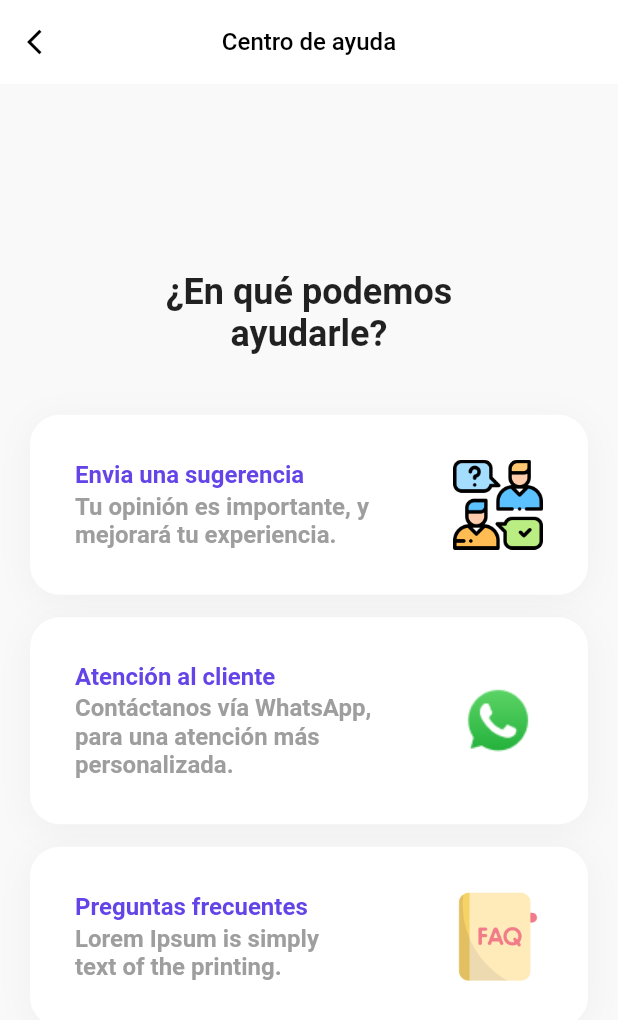
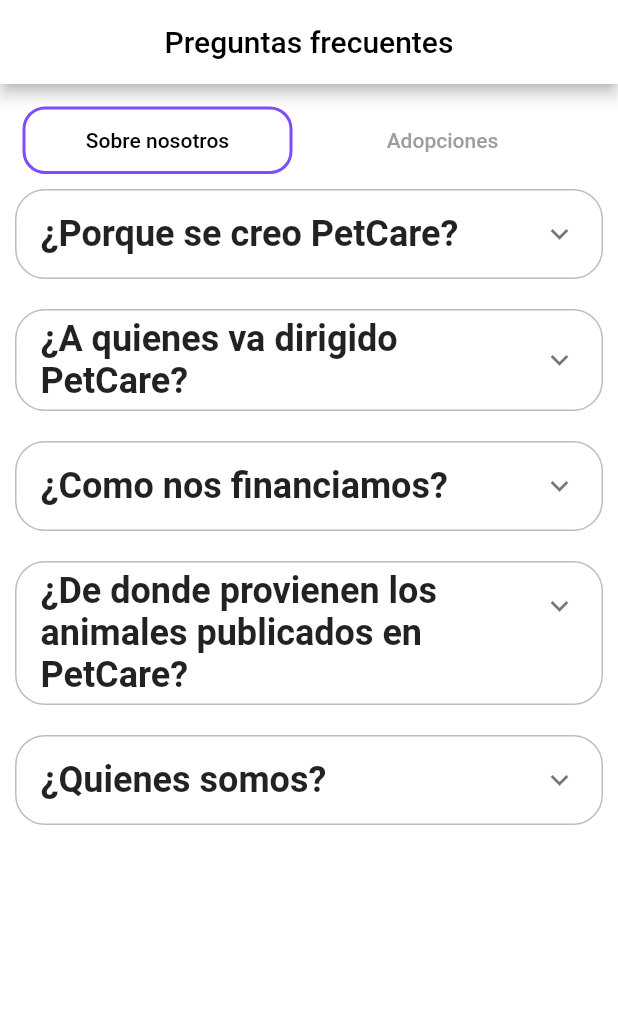
Before and after one commit to CruzAlvaro97/Pet_Care, a Flutter app: the HelpPage screen opened directly, after a tap on "Preguntas frecuentes", on a phone screen of 412 x 824 dp. Shown: the top 1020 px of the screen. Run offline on Flutter 3.47's test engine with Material 2 defaults, Android fonts, the phone set to English and light mode, and no system bars; our stand-ins replace expandable_text, google_fonts, lottie, salomon_bottom_bar, smooth_page_indicator; network calls fail; Roboto replaces fonts that are missing (Laila).

Commit message:
2022/12/14
Se agrego la seccion de "Preguntas Frecuentes"

```diff
--- a/lib/src/views/pages/help_page/help_page.dart
+++ b/lib/src/views/pages/help_page/help_page.dart
@@ -2,6 +2,7 @@
 
 import 'package:flutter/cupertino.dart';
 import 'package:flutter/material.dart';
+import 'package:pet_society/src/views/pages/help_page/preguntas_frecuentes/preguntas_frecuentes.dart';
 import 'package:pet_society/src/views/pages/help_page/sugestion_page.dart/suggestion_page.dart';
 
 class HelpPage extends StatelessWidget {
@@ -75,7 +76,10 @@
                 imgPath: 'assets/images/preguntas.png',
                 text: 'Lorem Ipsum is simply\ntext of the printing.',
                 onTap: () {
-                  print('FAQ');
+                  Navigator.push(
+                      context,
+                      CupertinoPageRoute(
+                          builder: (context) => const PreguntasFrecuentes()));
                 },
               ),
             ],
--- /dev/null
+++ b/lib/src/views/pages/help_page/preguntas_frecuentes/preguntas_frecuentes.dart
@@ -0,0 +1,250 @@
+import 'package:flutter/material.dart';
+import 'package:google_fonts/google_fonts.dart';
+
+class PreguntasFrecuentes extends StatelessWidget {
+  const PreguntasFrecuentes({Key? key}) : super(key: key);
+
+  @override
+  Widget build(BuildContext context) {
+    return const MainHome();
+  }
+}
+
+class MainHome extends StatefulWidget {
+  const MainHome({Key? key}) : super(key: key);
+
+  @override
+  State<MainHome> createState() => _MainHomeState();
+}
+
+class _MainHomeState extends State<MainHome> {
+  /// List of Tab Bar Item
+  List<String> items = [
+    "Sobre nosotros",
+    "Adopciones",
+  ];
+
+  /// List of body icon
+  List<IconData> icons = [
+    Icons.dangerous_outlined,
+    Icons.explore,
+  ];
+  int current = 0;
+
+  @override
+  Widget build(BuildContext context) {
+    return Scaffold(
+      backgroundColor: Color.fromARGB(255, 255, 255, 255),
+
+      /// APPBAR
+      appBar: AppBar(
+        centerTitle: true,
+        backgroundColor: Color.fromARGB(255, 255, 255, 255),
+        title: Text(
+          "Preguntas frecuentes",
+          style: GoogleFonts.laila(
+            color: Colors.black,
+            fontWeight: FontWeight.w500,
+          ),
+        ),
+      ),
+      body: Container(
+        width: double.infinity,
+        height: double.infinity,
+        margin: const EdgeInsets.all(10),
+        child: Column(
+          children: [
+            /// CUSTOM TABBAR
+            SizedBox(
+              width: double.infinity,
+              height: 60,
+              child: ListView.builder(
+                  physics: const BouncingScrollPhysics(),
+                  itemCount: items.length,
+                  scrollDirection: Axis.horizontal,
+                  itemBuilder: (ctx, index) {
+                    return Column(
+                      children: [
+                        GestureDetector(
+                          onTap: () {
+                            setState(() {
+                              current = index;
+                            });
+                          },
+                          child: AnimatedContainer(
+                            duration: const Duration(milliseconds: 400),
+                            margin: const EdgeInsets.all(5),
+                            width: 180,
+                            height: 45,
+                            decoration: BoxDecoration(
+                              color: current == index
+                                  ? Colors.white70
+                                  : Colors.white54,
+                              borderRadius: current == index
+                                  ? BorderRadius.circular(15)
+                                  : BorderRadius.circular(10),
+                              border: current == index
+                                  ? Border.all(
+                                      color: Colors.deepPurpleAccent, width: 2)
+                                  : null,
+                            ),
+                            child: Center(
+                              child: Text(
+                                items[index],
+                                style: GoogleFonts.laila(
+                                    fontWeight: FontWeight.w500,
+                                    color: current == index
+                                        ? Colors.black
+                                        : Colors.grey),
+                              ),
+                            ),
+                          ),
+                        ),
+                        Visibility(
+                            visible: current == index,
+                            child: Container(
+                              width: 5,
+                              height: 5,
+                              decoration: const BoxDecoration(),
+                            ))
+                      ],
+                    );
+                  }),
+            ),
+
+            /// MAIN BODY
+            Container(
+              decoration: BoxDecoration(
+                  border: Border.all(color: Colors.black26),
+                  borderRadius: BorderRadius.all(Radius.circular(20))),
+              child: Column(
+                children: <Widget>[
+                  const ExpansionTile(
+                    childrenPadding: EdgeInsets.all(10),
+                    textColor: Color.fromARGB(248, 128, 62, 174),
+                    title: Text(
+                      '¿Porque se creo PetCare?',
+                      style:
+                          TextStyle(fontSize: 24, fontWeight: FontWeight.bold),
+                    ),
+                    children: <Widget>[
+                      ListTile(
+                        title: Text(
+                            'Pet Care se creo con la finalidad de ayudar a los animales en estado vulnerable, brindandoles una segunda oportunidad y una familia. Promoviendo la adopción y lucha contra el abandono',
+                            style: TextStyle(color: Colors.black87)),
+                      ),
+                    ],
+                  ),
+                ],
+              ),
+            ),
+            SizedBox(height: 20),
+            Container(
+              decoration: BoxDecoration(
+                  border: Border.all(color: Colors.black26),
+                  borderRadius: BorderRadius.all(Radius.circular(20))),
+              child: Column(
+                children: <Widget>[
+                  const ExpansionTile(
+                    childrenPadding: EdgeInsets.all(10),
+                    textColor: Color.fromARGB(251, 192, 63, 190),
+                    title: Text(
+                      '¿A quienes va dirigido PetCare?',
+                      style:
+                          TextStyle(fontSize: 24, fontWeight: FontWeight.bold),
+                    ),
+                    children: <Widget>[
+                      ListTile(
+                        title: Text(
+                            'Para todas las personas que esten buscando un mejor amigo, que le puedan dar el amor y cuidado que necesita.',
+                            style: TextStyle(color: Colors.black87)),
+                      ),
+                    ],
+                  ),
+                ],
+              ),
+            ),
+            SizedBox(height: 20),
+            Container(
+              decoration: BoxDecoration(
+                  border: Border.all(color: Colors.black26),
+                  borderRadius: BorderRadius.all(Radius.circular(20))),
+              child: Column(
+                children: <Widget>[
+                  const ExpansionTile(
+                    childrenPadding: EdgeInsets.all(10),
+                    textColor: Color.fromARGB(251, 192, 63, 190),
+                    title: Text(
+                      '¿Como nos financiamos?',
+                      style:
+                          TextStyle(fontSize: 24, fontWeight: FontWeight.bold),
+                    ),
+                    children: <Widget>[
+                      ListTile(
+                        title: Text(
+                            'Nos financiamos gracias a una ONG que apoya nuestras ideas.',
+                            style: TextStyle(color: Colors.black87)),
+                      ),
+                    ],
+                  ),
+                ],
+              ),
+            ),
+            SizedBox(height: 20),
+            Container(
+              decoration: BoxDecoration(
+                  border: Border.all(color: Colors.black26),
+                  borderRadius: BorderRadius.all(Radius.circular(20))),
+              child: Column(
+                children: <Widget>[
+                  const ExpansionTile(
+                    childrenPadding: EdgeInsets.all(10),
+                    textColor: Color.fromARGB(251, 192, 63, 190),
+                    title: Text(
+                      '¿De donde provienen los animales publicados en PetCare?',
+                      style:
+                          TextStyle(fontSize: 24, fontWeight: FontWeight.bold),
+                    ),
+                    children: <Widget>[
+                      ListTile(
+                        title: Text(
+                            'Vienen de cualquier lado donde encontremos a un animal en una situacion de abandono',
+                            style: TextStyle(color: Colors.black87)),
+                      ),
+                    ],
+                  ),
+                ],
+              ),
+            ),
+            SizedBox(height: 20),
+            Container(
+              decoration: BoxDecoration(
+                  border: Border.all(color: Colors.black26),
+                  borderRadius: BorderRadius.all(Radius.circular(20))),
+              child: Column(
+                children: <Widget>[
+                  const ExpansionTile(
+                    childrenPadding: EdgeInsets.all(10),
+                    textColor: Color.fromARGB(251, 192, 63, 190),
+                    title: Text(
+                      '¿Quienes somos?',
+                      style:
+                          TextStyle(fontSize: 24, fontWeight: FontWeight.bold),
+                    ),
+                    children: <Widget>[
+                      ListTile(
+                        title: Text(
+                            'Somos un grupo de desarrolladores, que llegamos a la conclusion de la fata de apoyo que se tiene para los animales en abandono',
+                            style: TextStyle(color: Colors.black87)),
+                      ),
+                    ],
+                  ),
+                ],
+              ),
+            ),
+          ],
+        ),
+      ),
+    );
+  }
+}
```
